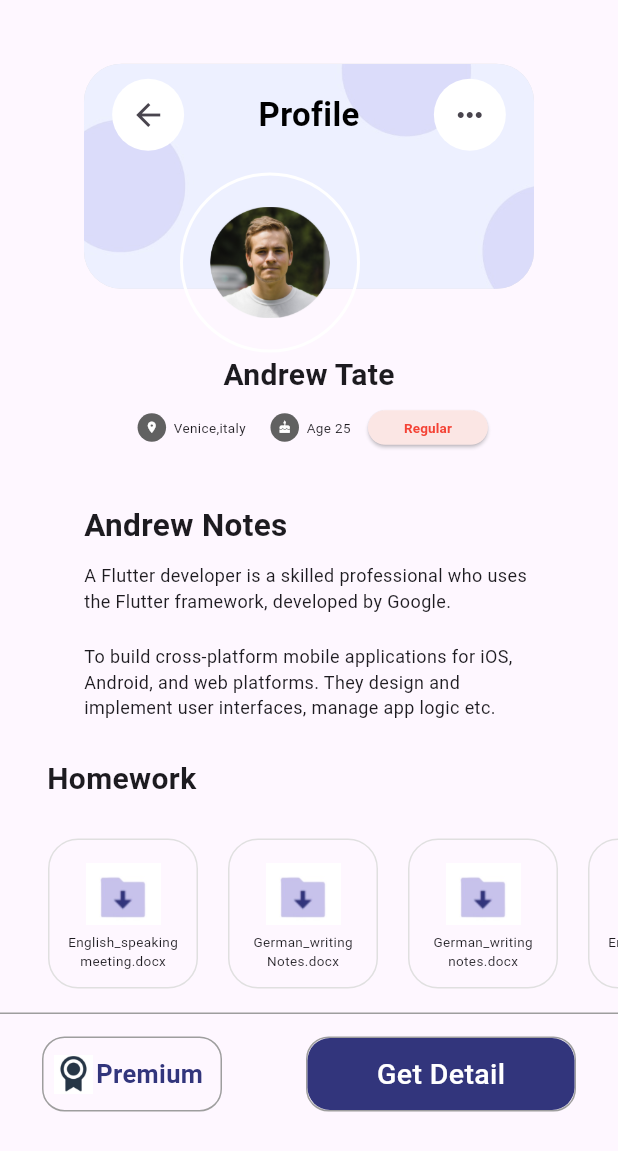
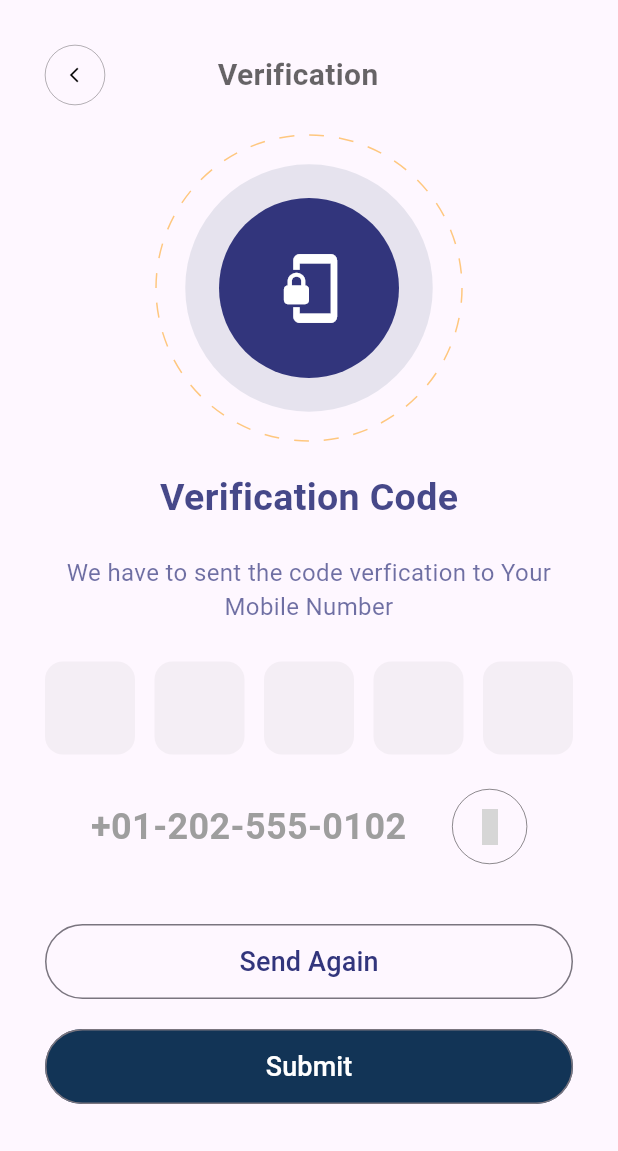
Before and after one commit to Hansrajkumar51/task_app_ui, a Flutter app: the screen it shows after launch, on a phone screen of 412 x 824 dp. Shown: the top 1151 px of the screen. Run offline on Flutter 3.47's test engine with Material 2 defaults, Android fonts, the phone set to English and light mode, and no system bars; drawn by our look-alikes of dotted_border; our stand-ins replace google_fonts, unicons; grey boxes are pictures that could not be loaded.

```diff
--- a/lib/main.dart
+++ b/lib/main.dart
@@ -1,5 +1,7 @@
 import 'package:flutter/material.dart';
 import 'package:task_app/homepage.dart';
+import 'package:task_app/login_screen.dart';
+import 'package:task_app/verification_page.dart';
 
 void main() {
   runApp(const MyApp());
@@ -18,7 +20,7 @@ class MyApp extends StatelessWidget {
         colorScheme: ColorScheme.fromSeed(seedColor: Colors.deepPurple),
         useMaterial3: true,
       ),
-      home: const HomePage(),
+      home: VerficationScreen(),
     );
   }
 }
--- /dev/null
+++ b/lib/verification_page.dart
@@ -0,0 +1,421 @@
+import 'package:dotted_border/dotted_border.dart';
+import 'package:flutter/material.dart';
+import 'package:flutter/services.dart';
+import 'package:google_fonts/google_fonts.dart';
+import 'package:unicons/unicons.dart';
+
+class VerficationScreen extends StatefulWidget {
+  VerficationScreen({super.key});
+
+  @override
+  State<VerficationScreen> createState() => _VerficationScreenState();
+}
+
+class _VerficationScreenState extends State<VerficationScreen> {
+  final List<bool> flag = [
+    false,
+    false,
+    false,
+    false,
+    false,
+  ];
+
+  @override
+  Widget build(BuildContext context) {
+    return Scaffold(
+      body: SafeArea(
+        child: SingleChildScrollView(
+          child: Padding(
+            padding: const EdgeInsets.symmetric(horizontal: 30, vertical: 30),
+            child: Column(
+              crossAxisAlignment: CrossAxisAlignment.start,
+              children: [
+                Row(
+                  mainAxisAlignment: MainAxisAlignment.spaceBetween,
+                  mainAxisSize: MainAxisSize.min,
+                  children: [
+                    Container(
+                      height: 40,
+                      width: 40,
+                      decoration: BoxDecoration(
+                          border: Border.all(color: Colors.black, width: 0.2),
+                          borderRadius: BorderRadius.circular(25)),
+                      child: const Row(
+                        mainAxisAlignment: MainAxisAlignment.center,
+                        children: [
+                          SizedBox(
+                            width: 5,
+                          ),
+                          Icon(
+                            Icons.arrow_back_ios,
+                            size: 12,
+                            color: Colors.black,
+                          ),
+                        ],
+                      ),
+                    ),
+                    const SizedBox(
+                      width: 75,
+                    ),
+                    Text(
+                      "Verification",
+                      style: GoogleFonts.mPlus1(
+                          color: Colors.black.withOpacity(0.6),
+                          fontSize: 20,
+                          fontWeight: FontWeight.bold),
+                    ),
+                  ],
+                ),
+                const SizedBox(
+                  height: 20,
+                ),
+                Stack(
+                  alignment: Alignment.center,
+                  children: [
+                    Align(
+                      alignment: Alignment.center,
+                      child: DottedBorder(
+                        borderType: BorderType.Circle,
+                        dashPattern: const [10],
+                        color: Colors.orange.withOpacity(0.5),
+                        radius: const Radius.circular(150),
+                        child: Container(
+                          height: 200,
+                          width: 200,
+                          decoration: BoxDecoration(
+                            color: Colors.transparent,
+                            borderRadius: BorderRadius.circular(150),
+                            // border: Border.all(
+                            //   width: 1,
+                            //   style: BorderStyle.solid,
+                            // ),
+                          ),
+                        ),
+                      ),
+                    ),
+                    Container(
+                      height: 165,
+                      width: 165,
+                      decoration: BoxDecoration(
+                          color: Color(0xff123456).withOpacity(0.1),
+                          borderRadius: BorderRadius.circular(100)),
+                    ),
+                    const CircleAvatar(
+                      radius: 60,
+                      foregroundColor: Colors.white,
+                      backgroundColor: Color(0xff32357C),
+                      child: Icon(
+                        Icons.phonelink_lock,
+                        size: 50,
+                      ),
+                    )
+                  ],
+                ),
+                const SizedBox(
+                  height: 20,
+                ),
+                Column(
+                  crossAxisAlignment: CrossAxisAlignment.center,
+                  children: [
+                    Text(
+                      "Verification Code",
+                      style: GoogleFonts.mPlus1(
+                          color: Color(0xff32357C).withOpacity(0.9),
+                          fontSize: 25,
+                          fontWeight: FontWeight.bold),
+                    ),
+                    const SizedBox(
+                      height: 20,
+                    ),
+                    Text(
+                      "We have to sent the code verfication to Your Mobile Number",
+                      textAlign: TextAlign.center,
+                      style: GoogleFonts.mPlus1(
+                        fontSize: 16,
+                        color: Color(0xff32357C).withOpacity(0.7),
+                      ),
+                    ),
+                    const SizedBox(
+                      height: 25,
+                    ),
+                    Row(
+                      mainAxisAlignment: MainAxisAlignment.spaceBetween,
+                      children: [
+                        SizedBox(
+                          height: 65,
+                          width: 60,
+                          child: TextField(
+                            onChanged: (value) {
+                              if (value.length == 1) {
+                                FocusScope.of(context).nextFocus();
+                                flag[0] = true;
+                                setState(() {});
+                              }
+                              if (value.length == 0) {
+                                flag[0] = false;
+                                setState(() {});
+                              }
+                            },
+                            textAlign: TextAlign.center,
+                            inputFormatters: [
+                              LengthLimitingTextInputFormatter(1),
+                              FilteringTextInputFormatter.digitsOnly
+                            ],
+                            keyboardType: TextInputType.number,
+                            style: GoogleFonts.mPlus1(fontSize: 20),
+                            cursorColor: Colors.black,
+                            decoration: InputDecoration(
+                              filled: true,
+                              fillColor: Colors.grey.withOpacity(0.1),
+                              enabledBorder: OutlineInputBorder(
+                                borderSide: flag[0]
+                                    ? BorderSide(
+                                        color:
+                                            Color(0xff32357C).withOpacity(0.8),
+                                        width: 2)
+                                    : BorderSide.none,
+                                borderRadius: BorderRadius.circular(12),
+                              ),
+                              focusedBorder: OutlineInputBorder(
+                                borderRadius: BorderRadius.circular(12),
+                              ),
+                            ),
+                          ),
+                        ),
+                        SizedBox(
+                          height: 65,
+                          width: 60,
+                          child: TextField(
+                            onChanged: (value) {
+                              if (value.length == 1) {
+                                FocusScope.of(context).nextFocus();
+                                flag[1] = true;
+                                setState(() {});
+                              }
+                              if (value.length == 0) {
+                                FocusScope.of(context).previousFocus();
+                                flag[1] = false;
+                                setState(() {});
+                              }
+                            },
+                            textAlign: TextAlign.center,
+                            inputFormatters: [
+                              LengthLimitingTextInputFormatter(1),
+                              FilteringTextInputFormatter.digitsOnly
+                            ],
+                            keyboardType: TextInputType.number,
+                            style: GoogleFonts.mPlus1(fontSize: 20),
+                            cursorColor: Colors.black,
+                            decoration: InputDecoration(
+                              filled: true,
+                              fillColor: Colors.grey.withOpacity(0.1),
+                              enabledBorder: OutlineInputBorder(
+                                borderSide: flag[1]
+                                    ? BorderSide(
+                                        color:
+                                            Color(0xff32357C).withOpacity(0.8),
+                                        width: 2)
+                                    : BorderSide.none,
+                                borderRadius: BorderRadius.circular(12),
+                              ),
+                              focusedBorder: OutlineInputBorder(
+                                borderRadius: BorderRadius.circular(12),
+                              ),
+                            ),
+                          ),
+                        ),
+                        SizedBox(
+                          height: 65,
+                          width: 60,
+                          child: TextField(
+                            onChanged: (value) {
+                              if (value.length == 1) {
+                                FocusScope.of(context).nextFocus();
+                                flag[2] = true;
+                                setState(() {});
+                              }
+                              if (value.length == 0) {
+                                FocusScope.of(context).previousFocus();
+                                flag[2] = false;
+                                setState(() {});
+                              }
+                            },
+                            textAlign: TextAlign.center,
+                            inputFormatters: [
+                              LengthLimitingTextInputFormatter(1),
+                              FilteringTextInputFormatter.digitsOnly
+                            ],
+                            keyboardType: TextInputType.number,
+                            style: GoogleFonts.mPlus1(fontSize: 20),
+                            cursorColor: Colors.black,
+                            decoration: InputDecoration(
+                              filled: true,
+                              fillColor: Colors.grey.withOpacity(0.1),
+                              enabledBorder: OutlineInputBorder(
+                                borderSide: flag[2]
+                                    ? BorderSide(
+                                        color:
+                                            Color(0xff32357C).withOpacity(0.8),
+                                        width: 2)
+                                    : BorderSide.none,
+                                borderRadius: BorderRadius.circular(12),
+                              ),
+                              focusedBorder: OutlineInputBorder(
+                                borderRadius: BorderRadius.circular(12),
+                              ),
+                            ),
+                          ),
+                        ),
+                        SizedBox(
+                          height: 65,
+                          width: 60,
+                          child: TextField(
+                            onChanged: (value) {
+                              if (value.length == 1) {
+                                FocusScope.of(context).nextFocus();
+                                flag[3] = true;
+                                setState(() {});
+                              }
+                              if (value.length == 0) {
+                                FocusScope.of(context).previousFocus();
+                                flag[3] = false;
+                                setState(() {});
+                              }
+                            },
+                            textAlign: TextAlign.center,
+                            inputFormatters: [
+                              LengthLimitingTextInputFormatter(1),
+                              FilteringTextInputFormatter.digitsOnly
+                            ],
+                            keyboardType: TextInputType.number,
+                            style: GoogleFonts.mPlus1(fontSize: 20),
+                            cursorColor: Colors.black,
+                            decoration: InputDecoration(
+                              filled: true,
+                              fillColor: Colors.grey.withOpacity(0.1),
+                              enabledBorder: OutlineInputBorder(
+                                borderSide: flag[3]
+                                    ? BorderSide(
+                                        color:
+                                            Color(0xff32357C).withOpacity(0.8),
+                                        width: 2)
+                                    : BorderSide.none,
+                                borderRadius: BorderRadius.circular(12),
+                              ),
+                              focusedBorder: OutlineInputBorder(
+                                borderRadius: BorderRadius.circular(12),
+                              ),
+                            ),
+                          ),
+                        ),
+                        SizedBox(
+                          height: 65,
+                          width: 60,
+                          child: TextField(
+                            onChanged: (value) {
+                              if (value.length == 1) {
+                                flag[4] = true;
+                                setState(() {});
+                              }
+                              if (value.length == 0) {
+                                FocusScope.of(context).previousFocus();
+                                flag[4] = false;
+                                setState(() {});
+                              }
+                            },
+                            textAlign: TextAlign.center,
+                            inputFormatters: [
+                              LengthLimitingTextInputFormatter(1),
+                              FilteringTextInputFormatter.digitsOnly
+                            ],
+                            keyboardType: TextInputType.number,
+                            style: GoogleFonts.mPlus1(fontSize: 20),
+                            cursorColor: Colors.black,
+                            decoration: InputDecoration(
+                              filled: true,
+                              fillColor: Colors.grey.withOpacity(0.1),
+                              enabledBorder: OutlineInputBorder(
+                                borderSide: flag[4]
+                                    ? BorderSide(
+                                        color:
+                                            Color(0xff32357C).withOpacity(0.8),
+                                        width: 2)
+                                    : BorderSide.none,
+                                borderRadius: BorderRadius.circular(12),
+                              ),
+                              focusedBorder: OutlineInputBorder(
+                                borderRadius: BorderRadius.circular(12),
+                              ),
+                            ),
+                          ),
+                        ),
+                      ],
+                    ),
+                    SizedBox(
+                      height: 20,
+                    ),
+                    Row(
+                      mainAxisAlignment: MainAxisAlignment.spaceEvenly,
+                      children: [
+                        Text(
+                          "+01-202-555-0102",
+                          style: GoogleFonts.mPlus1(
+                              fontSize: 24,
+                              color: Colors.grey,
+                              fontWeight: FontWeight.bold),
+                        ),
+                        Container(
+                          height: 50,
+                          width: 50,
+                          decoration: BoxDecoration(
+                              border: Border.all(width: 0.3),
+                              borderRadius: BorderRadius.circular(100)),
+                          child: Icon(UniconsLine.edit_alt),
+                        )
+                      ],
+                    )
+                  ],
+                ),
+                SizedBox(
+                  height: 40,
+                ),
+                OutlinedButton(
+                  onPressed: () {},
+                  style: OutlinedButton.styleFrom(
+                      shape: RoundedRectangleBorder(
+                          borderRadius: BorderRadius.circular(26)),
+                      fixedSize: const Size(double.maxFinite, 50)),
+                  child: Text(
+                    "Send Again",
+                    style: GoogleFonts.mPlus1(
+                        color: Color(0xff32357C),
+                        fontSize: 18,
+                        fontWeight: FontWeight.w500),
+                  ),
+                ),
+                SizedBox(
+                  height: 20,
+                ),
+                OutlinedButton(
+                  onPressed: () {},
+                  style: OutlinedButton.styleFrom(
+                      backgroundColor: Color(0xff123456),
+                      shape: RoundedRectangleBorder(
+                          borderRadius: BorderRadius.circular(26)),
+                      fixedSize: const Size(double.maxFinite, 50)),
+                  child: Text(
+                    "Submit",
+                    style: GoogleFonts.mPlus1(
+                        color: Colors.white,
+                        fontSize: 18,
+                        fontWeight: FontWeight.w500),
+                  ),
+                ),
+              ],
+            ),
+          ),
+        ),
+      ),
+    );
+  }
+}
--- a/pubspec.yaml
+++ b/pubspec.yaml
@@ -35,6 +35,9 @@ dependencies:
   # The following adds the Cupertino Icons font to your application.
   # Use with the CupertinoIcons class for iOS style icons.
   cupertino_icons: ^1.0.2
+  google_fonts: ^6.1.0
+  unicons: ^2.1.1
+  dotted_border: ^2.1.0
 
 dev_dependencies:
   flutter_test:
```
Also changed, not shown: lib/login_screen.dart (added, +286 -0 lines), pubspec.lock, 1 other file.
